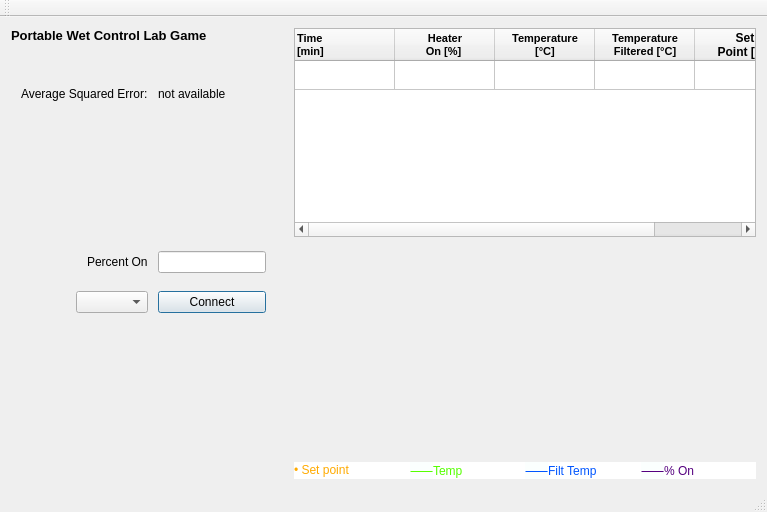
The window that mainwindow.ui (AnthonyA28/Qt-PWCL-game) describes before a commit, drawn with Qt 5.
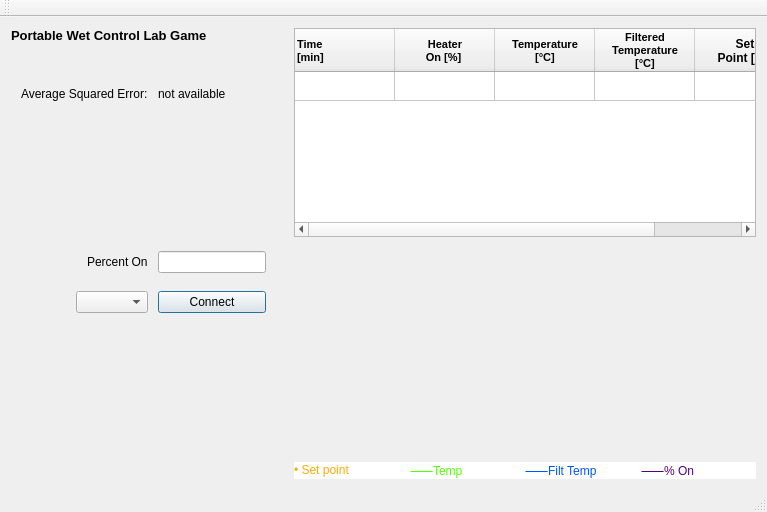
The same window after the commit. Icons and pictures are not drawn. Custom widgets are drawn as their Qt base class.

Commit message: changed file names to show time

Diff of the .ui file:
```diff
--- a/mainwindow.ui
+++ b/mainwindow.ui
@@ -370,8 +370,9 @@
         </column>
         <column>
          <property name="text">
-          <string>Temperature 
-Filtered [°C]</string>
+          <string>Filtered 
+Temperature  
+[°C]</string>
          </property>
          <property name="font">
           <font>
```
Left out of the diff: 2 changed lines with no effect on the pictures. The commit also changes 1 other file.
